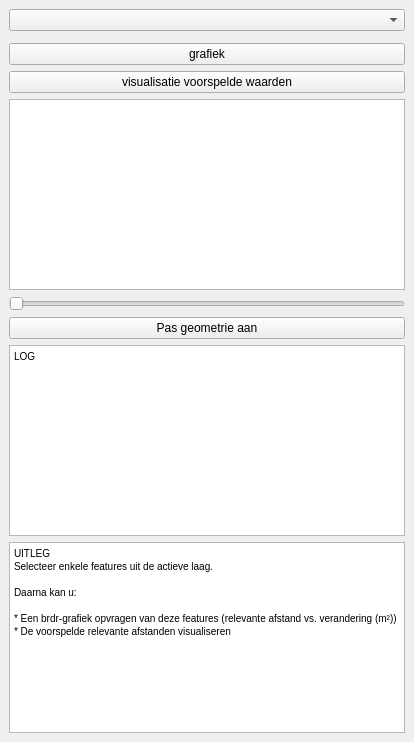
OnroerendErfgoed/brdrQ, file plugin/brdrq/brdrq_dockwidget.ui: the form before one commit.
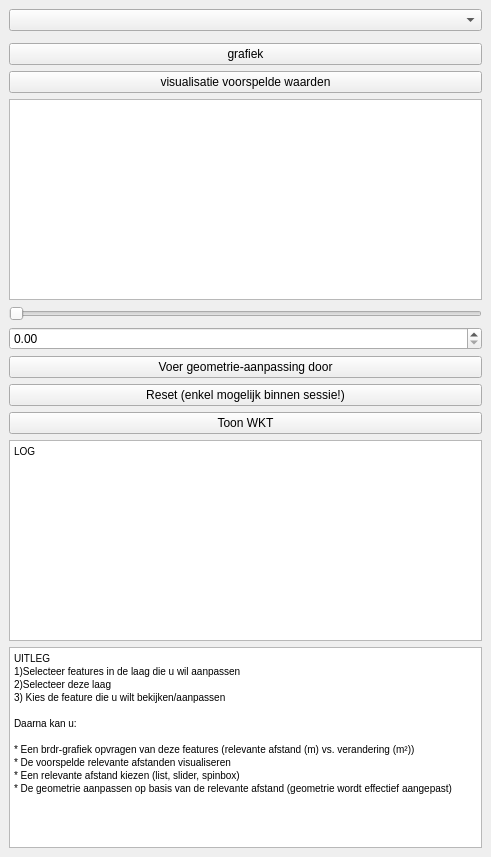
The form after the commit. Custom widgets are drawn as their Qt base class.

Patch:
```diff
--- a/plugin/brdrq/brdrq_dockwidget.ui
+++ b/plugin/brdrq/brdrq_dockwidget.ui
@@ -6,8 +6,8 @@
    <rect>
     <x>0</x>
     <y>0</y>
-    <width>414</width>
-    <height>742</height>
+    <width>491</width>
+    <height>857</height>
    </rect>
   </property>
   <property name="windowTitle">
@@ -15,72 +15,93 @@
   </property>
   <widget class="QWidget" name="dockWidgetContents">
    <layout class="QGridLayout" name="gridLayout">
-    <item row="9" column="1">
-     <widget class="QTextBrowser" name="textBrowser">
+    <item row="15" column="1">
+     <widget class="QTextEdit" name="textEdit_output">
       <property name="html">
        <string>&lt;!DOCTYPE HTML PUBLIC &quot;-//W3C//DTD HTML 4.0//EN&quot; &quot;http://www.w3.org/TR/REC-html40/strict.dtd&quot;&gt;
 &lt;html&gt;&lt;head&gt;&lt;meta name=&quot;qrichtext&quot; content=&quot;1&quot; /&gt;&lt;style type=&quot;text/css&quot;&gt;
 p, li { white-space: pre-wrap; }
 &lt;/style&gt;&lt;/head&gt;&lt;body style=&quot; font-family:'MS Shell Dlg 2'; font-size:7.8pt; font-weight:400; font-style:normal;&quot;&gt;
-&lt;p style=&quot; margin-top:0px; margin-bottom:0px; margin-left:0px; margin-right:0px; -qt-block-indent:0; text-indent:0px;&quot;&gt;UITLEG&lt;/p&gt;
-&lt;p style=&quot; margin-top:0px; margin-bottom:0px; margin-left:0px; margin-right:0px; -qt-block-indent:0; text-indent:0px;&quot;&gt;Selecteer enkele features uit de actieve laag.&lt;/p&gt;
-&lt;p style=&quot;-qt-paragraph-type:empty; margin-top:0px; margin-bottom:0px; margin-left:0px; margin-right:0px; -qt-block-indent:0; text-indent:0px;&quot;&gt;&lt;br /&gt;&lt;/p&gt;
-&lt;p style=&quot; margin-top:0px; margin-bottom:0px; margin-left:0px; margin-right:0px; -qt-block-indent:0; text-indent:0px;&quot;&gt;Daarna kan u:&lt;/p&gt;
-&lt;p style=&quot;-qt-paragraph-type:empty; margin-top:0px; margin-bottom:0px; margin-left:0px; margin-right:0px; -qt-block-indent:0; text-indent:0px;&quot;&gt;&lt;br /&gt;&lt;/p&gt;
-&lt;p style=&quot; margin-top:0px; margin-bottom:0px; margin-left:0px; margin-right:0px; -qt-block-indent:0; text-indent:0px;&quot;&gt;* Een brdr-grafiek opvragen van deze features (relevante afstand vs. verandering (m²))&lt;/p&gt;
-&lt;p style=&quot; margin-top:0px; margin-bottom:0px; margin-left:0px; margin-right:0px; -qt-block-indent:0; text-indent:0px;&quot;&gt;* De voorspelde relevante afstanden visualiseren&lt;/p&gt;&lt;/body&gt;&lt;/html&gt;</string>
+&lt;p style=&quot; margin-top:0px; margin-bottom:0px; margin-left:0px; margin-right:0px; -qt-block-indent:0; text-indent:0px;&quot;&gt;LOG&lt;/p&gt;&lt;/body&gt;&lt;/html&gt;</string>
       </property>
      </widget>
     </item>
-    <item row="1" column="1">
+    <item row="4" column="1">
      <widget class="QgsFeaturePickerWidget" name="mFeaturePickerWidget">
       <property name="displayExpression">
        <string>aanduid_id</string>
       </property>
      </widget>
     </item>
-    <item row="0" column="1">
+    <item row="1" column="1">
      <widget class="QgsMapLayerComboBox" name="mMapLayerComboBox"/>
     </item>
-    <item row="3" column="1">
+    <item row="6" column="1">
      <widget class="QPushButton" name="pushButton_grafiek">
       <property name="text">
        <string>grafiek</string>
       </property>
      </widget>
     </item>
-    <item row="4" column="1">
+    <item row="7" column="1">
      <widget class="QPushButton" name="pushButton_visualisatie">
       <property name="text">
        <string>visualisatie voorspelde waarden</string>
       </property>
      </widget>
     </item>
-    <item row="6" column="1">
+    <item row="12" column="1">
+     <widget class="QPushButton" name="pushButton_save">
+      <property name="text">
+       <string>Voer geometrie-aanpassing door</string>
+      </property>
+     </widget>
+    </item>
+    <item row="10" column="1">
+     <widget class="QDoubleSpinBox" name="doubleSpinBox"/>
+    </item>
+    <item row="8" column="1">
+     <widget class="QListWidget" name="listWidget"/>
+    </item>
+    <item row="13" column="1">
+     <widget class="QPushButton" name="pushButton_reset">
+      <property name="text">
+       <string>Reset (enkel mogelijk binnen sessie!)</string>
+      </property>
+     </widget>
+    </item>
+    <item row="9" column="1">
      <widget class="QSlider" name="horizontalSlider">
       <property name="orientation">
        <enum>Qt::Horizontal</enum>
       </property>
      </widget>
     </item>
-    <item row="7" column="1">
-     <widget class="QPushButton" name="pushButton_geometrie">
-      <property name="text">
-       <string>Pas geometrie aan</string>
-      </property>
-     </widget>
-    </item>
-    <item row="5" column="1">
-     <widget class="QListWidget" name="listWidget"/>
-    </item>
-    <item row="8" column="1">
-     <widget class="QTextEdit" name="textEdit_output">
+    <item row="16" column="1">
+     <widget class="QTextBrowser" name="textBrowser">
       <property name="html">
        <string>&lt;!DOCTYPE HTML PUBLIC &quot;-//W3C//DTD HTML 4.0//EN&quot; &quot;http://www.w3.org/TR/REC-html40/strict.dtd&quot;&gt;
 &lt;html&gt;&lt;head&gt;&lt;meta name=&quot;qrichtext&quot; content=&quot;1&quot; /&gt;&lt;style type=&quot;text/css&quot;&gt;
 p, li { white-space: pre-wrap; }
 &lt;/style&gt;&lt;/head&gt;&lt;body style=&quot; font-family:'MS Shell Dlg 2'; font-size:7.8pt; font-weight:400; font-style:normal;&quot;&gt;
-&lt;p style=&quot; margin-top:0px; margin-bottom:0px; margin-left:0px; margin-right:0px; -qt-block-indent:0; text-indent:0px;&quot;&gt;LOG&lt;/p&gt;&lt;/body&gt;&lt;/html&gt;</string>
+&lt;p style=&quot; margin-top:0px; margin-bottom:0px; margin-left:0px; margin-right:0px; -qt-block-indent:0; text-indent:0px;&quot;&gt;UITLEG&lt;/p&gt;
+&lt;p style=&quot; margin-top:0px; margin-bottom:0px; margin-left:0px; margin-right:0px; -qt-block-indent:0; text-indent:0px;&quot;&gt;1)Selecteer features in de laag die u wil aanpassen&lt;/p&gt;
+&lt;p style=&quot; margin-top:0px; margin-bottom:0px; margin-left:0px; margin-right:0px; -qt-block-indent:0; text-indent:0px;&quot;&gt;2)Selecteer deze laag&lt;/p&gt;
+&lt;p style=&quot; margin-top:0px; margin-bottom:0px; margin-left:0px; margin-right:0px; -qt-block-indent:0; text-indent:0px;&quot;&gt;3) Kies de feature die u wilt bekijken/aanpassen&lt;/p&gt;
+&lt;p style=&quot;-qt-paragraph-type:empty; margin-top:0px; margin-bottom:0px; margin-left:0px; margin-right:0px; -qt-block-indent:0; text-indent:0px;&quot;&gt;&lt;br /&gt;&lt;/p&gt;
+&lt;p style=&quot; margin-top:0px; margin-bottom:0px; margin-left:0px; margin-right:0px; -qt-block-indent:0; text-indent:0px;&quot;&gt;Daarna kan u:&lt;/p&gt;
+&lt;p style=&quot;-qt-paragraph-type:empty; margin-top:0px; margin-bottom:0px; margin-left:0px; margin-right:0px; -qt-block-indent:0; text-indent:0px;&quot;&gt;&lt;br /&gt;&lt;/p&gt;
+&lt;p style=&quot; margin-top:0px; margin-bottom:0px; margin-left:0px; margin-right:0px; -qt-block-indent:0; text-indent:0px;&quot;&gt;* Een brdr-grafiek opvragen van deze features (relevante afstand (m) vs. verandering (m²))&lt;/p&gt;
+&lt;p style=&quot; margin-top:0px; margin-bottom:0px; margin-left:0px; margin-right:0px; -qt-block-indent:0; text-indent:0px;&quot;&gt;* De voorspelde relevante afstanden visualiseren&lt;/p&gt;
+&lt;p style=&quot; margin-top:0px; margin-bottom:0px; margin-left:0px; margin-right:0px; -qt-block-indent:0; text-indent:0px;&quot;&gt;* Een relevante afstand kiezen (list, slider, spinbox)&lt;/p&gt;
+&lt;p style=&quot; margin-top:0px; margin-bottom:0px; margin-left:0px; margin-right:0px; -qt-block-indent:0; text-indent:0px;&quot;&gt;* De geometrie aanpassen op basis van de relevante afstand (geometrie wordt effectief aangepast)&lt;/p&gt;&lt;/body&gt;&lt;/html&gt;</string>
+      </property>
+     </widget>
+    </item>
+    <item row="14" column="1">
+     <widget class="QPushButton" name="pushButton_wkt">
+      <property name="text">
+       <string>Toon WKT</string>
       </property>
      </widget>
     </item>
```
